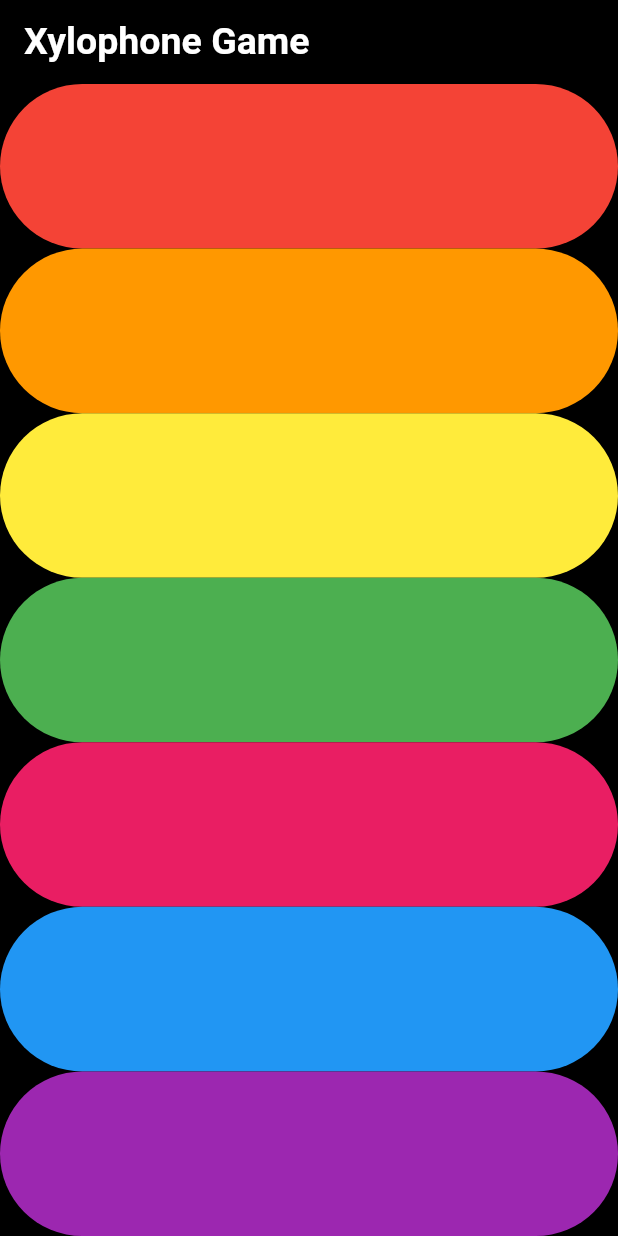
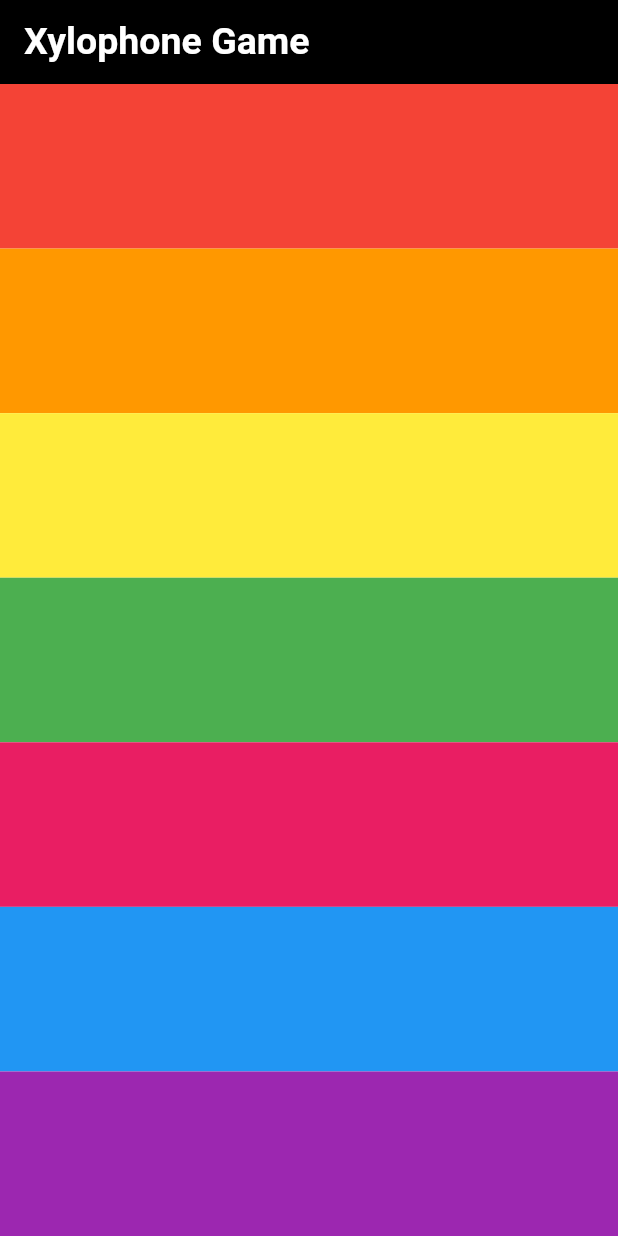
Before and after one commit to Amrut-03/Xylophone_app, a Flutter app: the screen it shows after launch, on a phone screen of 412 x 824 dp. Run offline on Flutter 3.47's test engine with Material 3 defaults, Android fonts, the phone set to English and light mode, and no system bars; our stand-ins replace audioplayers.

Commit message:
finished project

```diff
--- a/lib/main.dart
+++ b/lib/main.dart
@@ -15,14 +15,13 @@ class _XylophoneState extends State<Xylophone> {
 
   Expanded buildkey(Color color, {required int soundnumber}) {
     return Expanded(
-      child: ElevatedButton(
-        style: TextButton.styleFrom(
-          backgroundColor: color,
-        ),
-        onPressed: () {
+      child: InkWell(
+        onTap: () {
           playSound(soundnumber);
         },
-        child: null,
+        child: Container(
+          color: color,
+        ),
       ),
     );
   }
@@ -48,11 +47,10 @@ class _XylophoneState extends State<Xylophone> {
             ),
           ),
         ),
-        backgroundColor: Colors.black,
+        backgroundColor: Colors.white,
         body: SafeArea(
           child: Center(
             child: Column(
-              crossAxisAlignment: CrossAxisAlignment.stretch,
               children: [
                 buildkey(Colors.red, soundnumber: 1),
                 buildkey(Colors.orange, soundnumber: 2),
```
Also changed, not shown: pubspec.lock, 26 other files.
